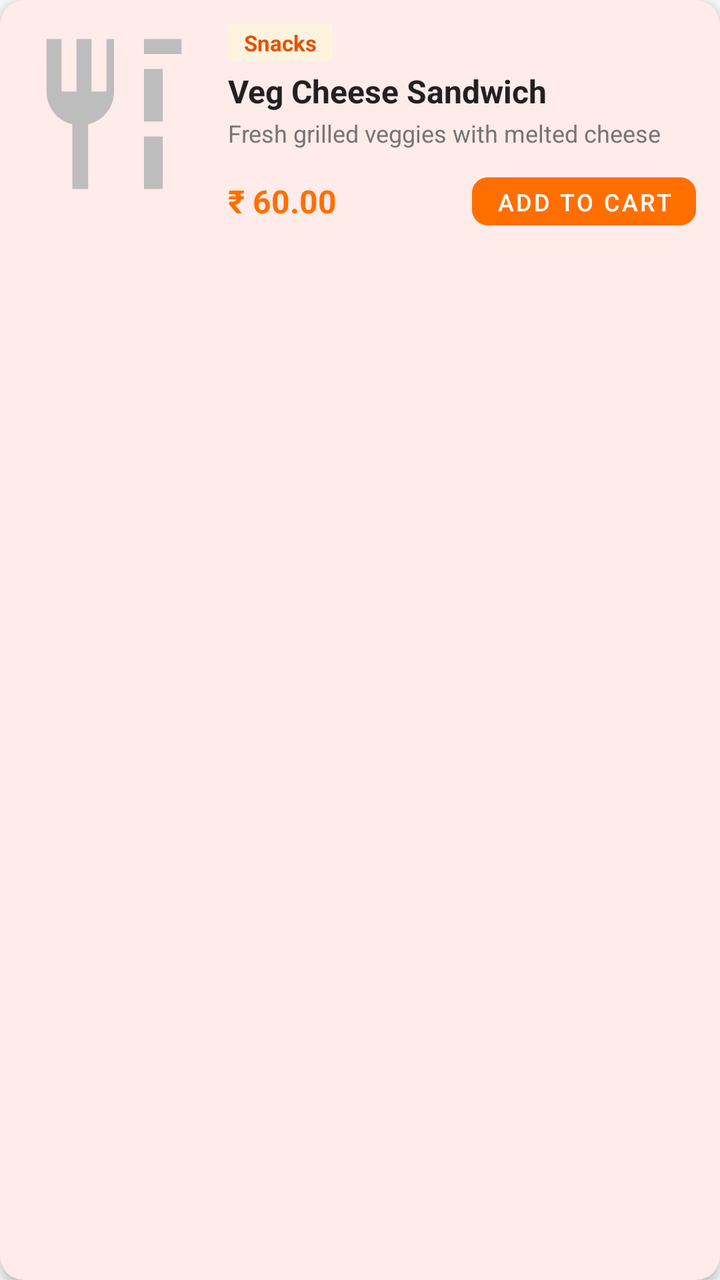
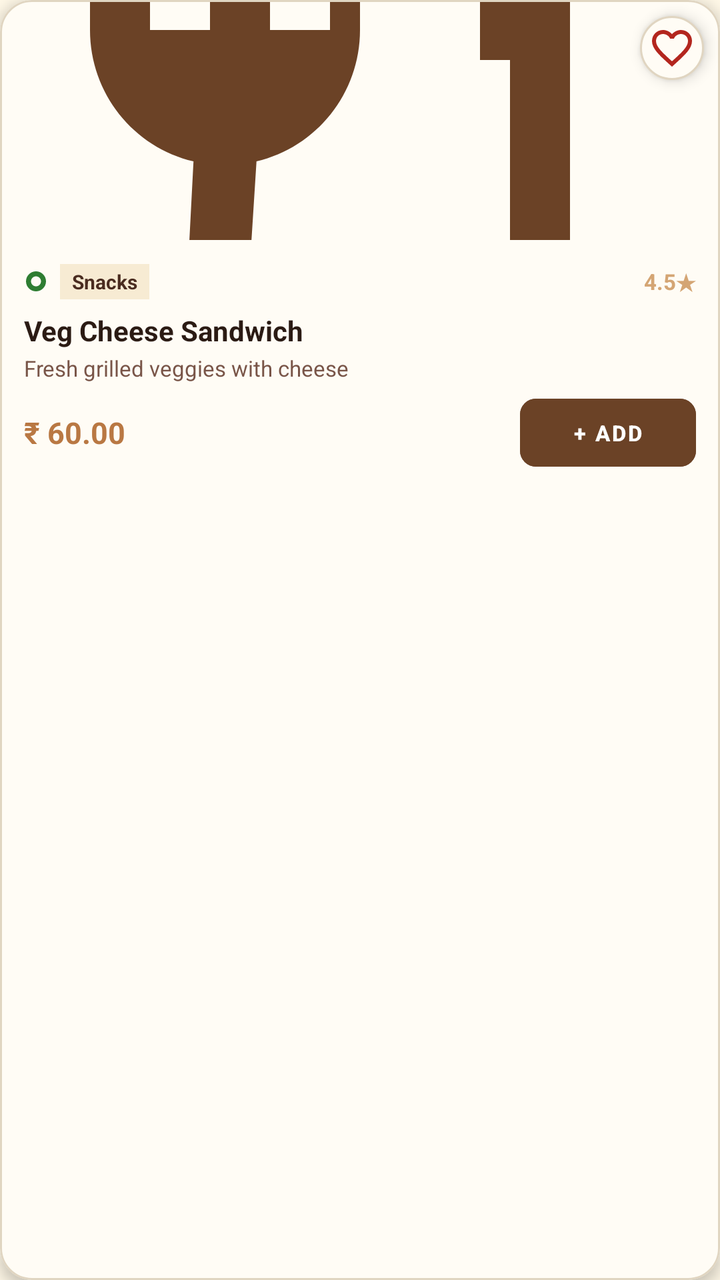

Two renders of the same Android screen: before a commit and after it. Below are the layout's source before the change and the commit's diff.
<!-- AndroidManifest.xml: application theme Theme.CollegeCanteenFoodOrderingApp -->
<!-- res/layout/item_food_student.xml -->
<?xml version="1.0" encoding="utf-8"?>
<com.google.android.material.card.MaterialCardView xmlns:android="http://schemas.android.com/apk/res/android"
    xmlns:app="http://schemas.android.com/apk/res-auto"
    android:layout_width="match_parent"
    android:layout_height="wrap_content"
    android:layout_margin="6dp"
    app:cardCornerRadius="12dp"
    app:cardElevation="3dp"
    app:strokeWidth="0dp">

    <LinearLayout
        android:layout_width="match_parent"
        android:layout_height="wrap_content"
        android:orientation="horizontal"
        android:padding="12dp">

        <ImageView
            android:id="@+id/ivFoodImage"
            android:layout_width="90dp"
            android:layout_height="90dp"
            android:scaleType="centerCrop"
            android:src="@drawable/ic_food_placeholder"
            android:contentDescription="Food Image" />

        <LinearLayout
            android:layout_width="0dp"
            android:layout_height="wrap_content"
            android:layout_weight="1"
            android:layout_marginStart="12dp"
            android:orientation="vertical">

            <TextView
                android:id="@+id/tvCategory"
                android:layout_width="wrap_content"
                android:layout_height="wrap_content"
                android:background="#FFF3E0"
                android:paddingHorizontal="8dp"
                android:paddingVertical="2dp"
                android:text="Snacks"
                android:textColor="@color/primary_dark"
                android:textSize="11sp"
                android:textStyle="bold" />

            <TextView
                android:id="@+id/tvFoodName"
                android:layout_width="wrap_content"
                android:layout_height="wrap_content"
                android:layout_marginTop="4dp"
                android:text="Veg Cheese Sandwich"
                android:textColor="@color/text_primary"
                android:textSize="16sp"
                android:textStyle="bold" />

            <TextView
                android:id="@+id/tvFoodDescription"
                android:layout_width="wrap_content"
                android:layout_height="wrap_content"
                android:layout_marginTop="2dp"
                android:ellipsize="end"
                android:maxLines="2"
                android:text="Fresh grilled veggies with melted cheese"
                android:textColor="@color/text_secondary"
                android:textSize="12sp" />

            <RelativeLayout
                android:layout_width="match_parent"
                android:layout_height="wrap_content"
                android:layout_marginTop="8dp">

                <TextView
                    android:id="@+id/tvPrice"
                    android:layout_width="wrap_content"
                    android:layout_height="wrap_content"
                    android:layout_alignParentStart="true"
                    android:layout_centerVertical="true"
                    android:text="₹ 60.00"
                    android:textColor="@color/primary"
                    android:textSize="16sp"
                    android:textStyle="bold" />

                <com.google.android.material.button.MaterialButton
                    android:id="@+id/btnAddToCart"
                    style="@style/Widget.MaterialComponents.Button.UnelevatedButton"
                    android:layout_width="wrap_content"
                    android:layout_height="36dp"
                    android:layout_alignParentEnd="true"
                    android:backgroundTint="@color/primary"
                    android:paddingHorizontal="12dp"
                    android:text="@string/add_to_cart"
                    android:textSize="12sp"
                    app:cornerRadius="8dp" />

                <TextView
                    android:id="@+id/tvUnavailable"
                    android:layout_width="wrap_content"
                    android:layout_height="wrap_content"
                    android:layout_alignParentEnd="true"
                    android:layout_centerVertical="true"
                    android:text="Out of Stock"
                    android:textColor="@color/red_error"
                    android:textSize="12sp"
                    android:textStyle="bold"
                    android:visibility="gone" />

            </RelativeLayout>
        </LinearLayout>
    </LinearLayout>

</com.google.android.material.card.MaterialCardView>
<!-- resources referenced by this layout -->
<resources>
  <color name="primary">#FF6F00</color>
  <color name="primary_dark">#E65100</color>
  <color name="red_error">#D32F2F</color>
  <color name="text_primary">#212121</color>
  <color name="text_secondary">#757575</color>
  <!-- drawable ic_food_placeholder (drawable) -->
  <vector xmlns:android="http://schemas.android.com/apk/res/android"
      android:width="24dp"
      android:height="24dp"
      android:viewportWidth="24"
      android:viewportHeight="24">
      <path
          android:fillColor="#BDBDBD"
          android:pathData="M11,9H9V2H7v7H5V2H3v7c0,2.12 1.46,3.91 3.45,4.38V22h2.1v-8.62C10.54,12.91 12,11.12 12,9V2h-1V9zM16,6v7h2.5V6H16zM16,2v2h5V2h-5zM16,15v7h2.5v-7H16z" />
  </vector>
  <string name="add_to_cart">Add to Cart</string>
  <style name="Theme.CollegeCanteenFoodOrderingApp" parent="Base.Theme.CollegeCanteenFoodOrderingApp" />
  <style name="Base.Theme.CollegeCanteenFoodOrderingApp" parent="Theme.Material3.DayNight">
          <item name="colorPrimary">@color/primary</item>
          <item name="colorPrimaryDark">@color/primary_dark</item>
          <item name="colorAccent">@color/accent</item>
          <item name="android:windowBackground">@color/bg_main</item>
      </style>
  <color name="accent">#FF9800</color>
  <color name="bg_main">#F8F9FA</color>
</resources>

<!-- the commit's change to res/layout/item_food_student.xml (unified diff, before → after) -->
@@ -4,63 +4,130 @@
     android:layout_width="match_parent"
     android:layout_height="wrap_content"
     android:layout_margin="6dp"
-    app:cardCornerRadius="12dp"
-    app:cardElevation="3dp"
-    app:strokeWidth="0dp">
+    app:cardBackgroundColor="@color/surface_card"
+    app:cardCornerRadius="16dp"
+    app:cardElevation="4dp"
+    app:strokeColor="@color/border_light"
+    app:strokeWidth="1dp">
 
     <LinearLayout
         android:layout_width="match_parent"
         android:layout_height="wrap_content"
-        android:orientation="horizontal"
-        android:padding="12dp">
+        android:orientation="vertical">
 
-        <ImageView
-            android:id="@+id/ivFoodImage"
-            android:layout_width="90dp"
-            android:layout_height="90dp"
-            android:scaleType="centerCrop"
-            android:src="@drawable/ic_food_placeholder"
-            android:contentDescription="Food Image" />
+        <RelativeLayout
+            android:layout_width="match_parent"
+            android:layout_height="120dp">
+
+            <ImageView
+                android:id="@+id/ivFoodImage"
+                android:layout_width="match_parent"
+                android:layout_height="match_parent"
+                android:scaleType="centerCrop"
+                android:src="@drawable/ic_food_placeholder"
+                android:contentDescription="Food Image" />
+
+            <ImageButton
+                android:id="@+id/btnFavorite"
+                android:layout_width="32dp"
+                android:layout_height="32dp"
+                android:layout_alignParentEnd="true"
+                android:layout_alignParentTop="true"
+                android:layout_margin="8dp"
+                android:background="@drawable/bg_chip_unselected"
+                android:contentDescription="Favorite"
+                android:elevation="4dp"
+                android:padding="6dp"
+                android:src="@drawable/ic_favorite_border"
+                app:tint="@color/favorite_red" />
+
+            <TextView
+                android:id="@+id/tvDiscountBadge"
+                android:layout_width="wrap_content"
+                android:layout_height="wrap_content"
+                android:layout_alignParentStart="true"
+                android:layout_alignParentTop="true"
+                android:layout_margin="8dp"
+                android:background="@color/caramel"
+                android:paddingHorizontal="6dp"
+                android:paddingVertical="3dp"
+                android:text="10% OFF"
+                android:textColor="@color/white"
+                android:textSize="10sp"
+                android:textStyle="bold"
+                android:visibility="gone" />
+        </RelativeLayout>
 
         <LinearLayout
-            android:layout_width="0dp"
+            android:layout_width="match_parent"
             android:layout_height="wrap_content"
-            android:layout_weight="1"
-            android:layout_marginStart="12dp"
-            android:orientation="vertical">
+            android:orientation="vertical"
+            android:padding="12dp">
 
-            <TextView
-                android:id="@+id/tvCategory"
-                android:layout_width="wrap_content"
+            <LinearLayout
+                android:layout_width="match_parent"
                 android:layout_height="wrap_content"
-                android:background="#FFF3E0"
-                android:paddingHorizontal="8dp"
-                android:paddingVertical="2dp"
-                android:text="Snacks"
-                android:textColor="@color/primary_dark"
-                android:textSize="11sp"
-                android:textStyle="bold" />
+                android:gravity="center_vertical"
+                android:orientation="horizontal">
+
+                <ImageView
+                    android:id="@+id/ivVegIndicator"
+                    android:layout_width="12dp"
+                    android:layout_height="12dp"
+                    android:layout_marginEnd="6dp"
+                    android:src="@drawable/ic_veg"
+                    android:contentDescription="Veg/Non-Veg" />
+
+                <TextView
+                    android:id="@+id/tvFoodCategory"
+                    android:layout_width="wrap_content"
+                    android:layout_height="wrap_content"
+                    android:background="@color/bg_light_cream"
+                    android:paddingHorizontal="6dp"
+                    android:paddingVertical="2dp"
+                    android:text="Snacks"
+                    android:textColor="@color/primary_dark"
+                    android:textSize="10sp"
+                    android:textStyle="bold" />
+
+                <View
+                    android:layout_width="0dp"
+                    android:layout_height="0dp"
+                    android:layout_weight="1" />
+
+                <TextView
+                    android:id="@+id/tvRating"
+                    android:layout_width="wrap_content"
+                    android:layout_height="wrap_content"
+                    android:text="4.5★"
+                    android:textColor="@color/star_gold"
+                    android:textSize="11sp"
+                    android:textStyle="bold" />
+            </LinearLayout>
 
             <TextView
                 android:id="@+id/tvFoodName"
-                android:layout_width="wrap_content"
+                android:layout_width="match_parent"
                 android:layout_height="wrap_content"
-                android:layout_marginTop="4dp"
+                android:layout_marginTop="6dp"
+                android:ellipsize="end"
+                android:maxLines="2"
+                android:singleLine="false"
                 android:text="Veg Cheese Sandwich"
                 android:textColor="@color/text_primary"
-                android:textSize="16sp"
+                android:textSize="14sp"
                 android:textStyle="bold" />
 
             <TextView
                 android:id="@+id/tvFoodDescription"
-                android:layout_width="wrap_content"
+                android:layout_width="match_parent"
                 android:layout_height="wrap_content"
                 android:layout_marginTop="2dp"
                 android:ellipsize="end"
-                android:maxLines="2"
-                android:text="Fresh grilled veggies with melted cheese"
+                android:maxLines="1"
+                android:text="Fresh grilled veggies with cheese"
                 android:textColor="@color/text_secondary"
-                android:textSize="12sp" />
+                android:textSize="11sp" />
 
             <RelativeLayout
                 android:layout_width="match_parent"
@@ -68,26 +135,32 @@
                 android:layout_marginTop="8dp">
 
                 <TextView
-                    android:id="@+id/tvPrice"
+                    android:id="@+id/tvFoodPrice"
                     android:layout_width="wrap_content"
                     android:layout_height="wrap_content"
                     android:layout_alignParentStart="true"
                     android:layout_centerVertical="true"
                     android:text="₹ 60.00"
-                    android:textColor="@color/primary"
-                    android:textSize="16sp"
+                    android:textColor="@color/caramel"
+                    android:textSize="15sp"
                     android:textStyle="bold" />
 
                 <com.google.android.material.button.MaterialButton
                     android:id="@+id/btnAddToCart"
                     style="@style/Widget.MaterialComponents.Button.UnelevatedButton"
                     android:layout_width="wrap_content"
-                    android:layout_height="36dp"
+                    android:layout_height="34dp"
                     android:layout_alignParentEnd="true"
                     android:backgroundTint="@color/primary"
-                    android:paddingHorizontal="12dp"
-                    android:text="@string/add_to_cart"
-                    android:textSize="12sp"
+                    android:insetLeft="0dp"
+                    android:insetTop="0dp"
+                    android:insetRight="0dp"
+                    android:insetBottom="0dp"
+                    android:paddingHorizontal="10dp"
+                    android:text="+ ADD"
+                    android:textColor="@color/white"
+                    android:textSize="11sp"
+                    android:textStyle="bold"
                     app:cornerRadius="8dp" />
 
                 <TextView
@@ -98,7 +171,7 @@
                     android:layout_centerVertical="true"
                     android:text="Out of Stock"
                     android:textColor="@color/red_error"
-                    android:textSize="12sp"
+                    android:textSize="11sp"
                     android:textStyle="bold"
                     android:visibility="gone" />
 
<!-- resource entries referenced after the edit -->
@@ -1,21 +1,36 @@
 <!-- resources referenced by this layout -->
 <resources>
-  <color name="primary">#FF6F00</color>
-  <color name="primary_dark">#E65100</color>
-  <color name="red_error">#D32F2F</color>
-  <color name="text_primary">#212121</color>
-  <color name="text_secondary">#757575</color>
+  <color name="bg_light_cream">#F7EBD3</color>
+  <color name="border_light">#E0D5C1</color>
+  <color name="caramel">#B97843</color>
+  <color name="favorite_red">#B3261E</color>
+  <color name="primary">#6B4226</color>
+  <color name="primary_dark">#4A2C20</color>
+  <color name="red_error">#B3261E</color>
+  <color name="star_gold">#D4A574</color>
+  <color name="surface_card">#FFFCF5</color>
+  <color name="text_primary">#2B1B14</color>
+  <color name="text_secondary">#795548</color>
+  <color name="white">#FFFFFF</color>
+  <!-- drawable bg_chip_unselected (drawable) -->
+  <?xml version="1.0" encoding="utf-8"?>
+  <shape xmlns:android="http://schemas.android.com/apk/res/android" android:shape="rectangle">
+      <solid android:color="#FFFCF5"/>
+      <stroke android:width="1dp" android:color="#E0D5C1"/>
+      <corners android:radius="20dp"/>
+  </shape>
+  <!-- drawable ic_favorite_border (drawable) -->
+  <vector xmlns:android="http://schemas.android.com/apk/res/android" android:width="24dp" android:height="24dp" android:viewportWidth="24" android:viewportHeight="24">
+      <path android:fillColor="#FFD32F2F" android:pathData="M16.5,3c-1.74,0 -3.41,0.81 -4.5,2.09C10.91,3.81 9.24,3 7.5,3 4.42,3 2,5.42 2,8.5c0,3.78 3.4,6.86 8.55,11.54L12,21.35l1.45,-1.32C18.6,15.36 22,12.28 22,8.5 22,5.42 19.58,3 16.5,3zM12.1,18.55l-0.1,0.1 -0.1,-0.1C7.14,14.24 4,11.39 4,8.5 4,6.5 5.5,5 7.5,5c1.54,0 3.04,0.99 3.57,2.36h1.87C13.46,5.99 14.96,5 16.5,5c2,0 3.5,1.5 3.5,3.5 0,2.89 -3.14,5.74 -7.9,10.05z"/>
+  </vector>
   <!-- drawable ic_food_placeholder (drawable) -->
-  <vector xmlns:android="http://schemas.android.com/apk/res/android"
-      android:width="24dp"
-      android:height="24dp"
-      android:viewportWidth="24"
-      android:viewportHeight="24">
-      <path
-          android:fillColor="#BDBDBD"
-          android:pathData="M11,9H9V2H7v7H5V2H3v7c0,2.12 1.46,3.91 3.45,4.38V22h2.1v-8.62C10.54,12.91 12,11.12 12,9V2h-1V9zM16,6v7h2.5V6H16zM16,2v2h5V2h-5zM16,15v7h2.5v-7H16z" />
+  <vector xmlns:android="http://schemas.android.com/apk/res/android" android:width="24dp" android:height="24dp" android:viewportWidth="24" android:viewportHeight="24">
+      <path android:fillColor="#FF6B4226" android:pathData="M11,9H9V2H7v7H5V2H3v7c0,2.12 1.46,3.91 3.45,4.38L6,22h2l0.55,-8.62C10.54,12.91 12,11.12 12,9V2h-1V9zM16,2v8h1v12h2V2H16z"/>
   </vector>
-  <string name="add_to_cart">Add to Cart</string>
+  <!-- drawable ic_veg (drawable) -->
+  <vector xmlns:android="http://schemas.android.com/apk/res/android" android:width="24dp" android:height="24dp" android:viewportWidth="24" android:viewportHeight="24">
+      <path android:fillColor="#FF2E7D32" android:pathData="M12,2C6.48,2 2,6.48 2,12s4.48,10 10,10 10,-4.48 10,-10S17.52,2 12,2zM12,17c-2.76,0 -5,-2.24 -5,-5s2.24,-5 5,-5 5,2.24 5,5 -2.24,5 -5,5z"/>
+  </vector>
   <style name="Theme.CollegeCanteenFoodOrderingApp" parent="Base.Theme.CollegeCanteenFoodOrderingApp" />
   <style name="Base.Theme.CollegeCanteenFoodOrderingApp" parent="Theme.Material3.DayNight">
           <item name="colorPrimary">@color/primary</item>
@@ -23,7 +38,7 @@
           <item name="colorAccent">@color/accent</item>
           <item name="android:windowBackground">@color/bg_main</item>
       </style>
-  <color name="accent">#FF9800</color>
-  <color name="bg_main">#F8F9FA</color>
+  <color name="accent">#B97843</color>
+  <color name="bg_main">#FFF8E7</color>
 </resources>
 
